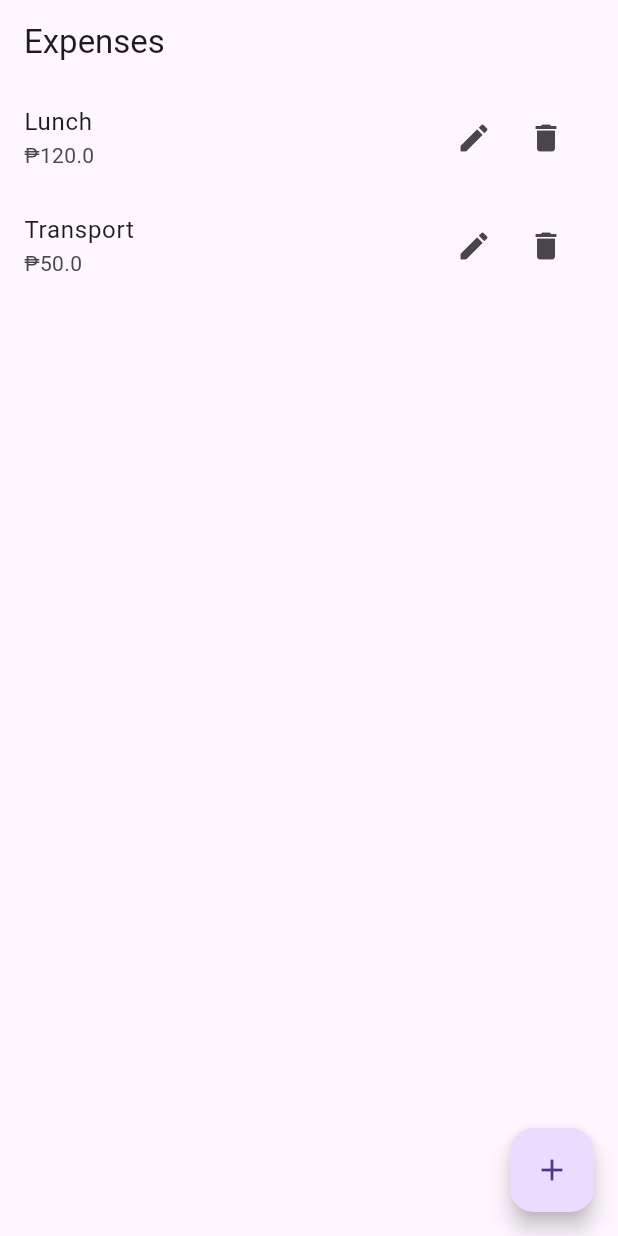
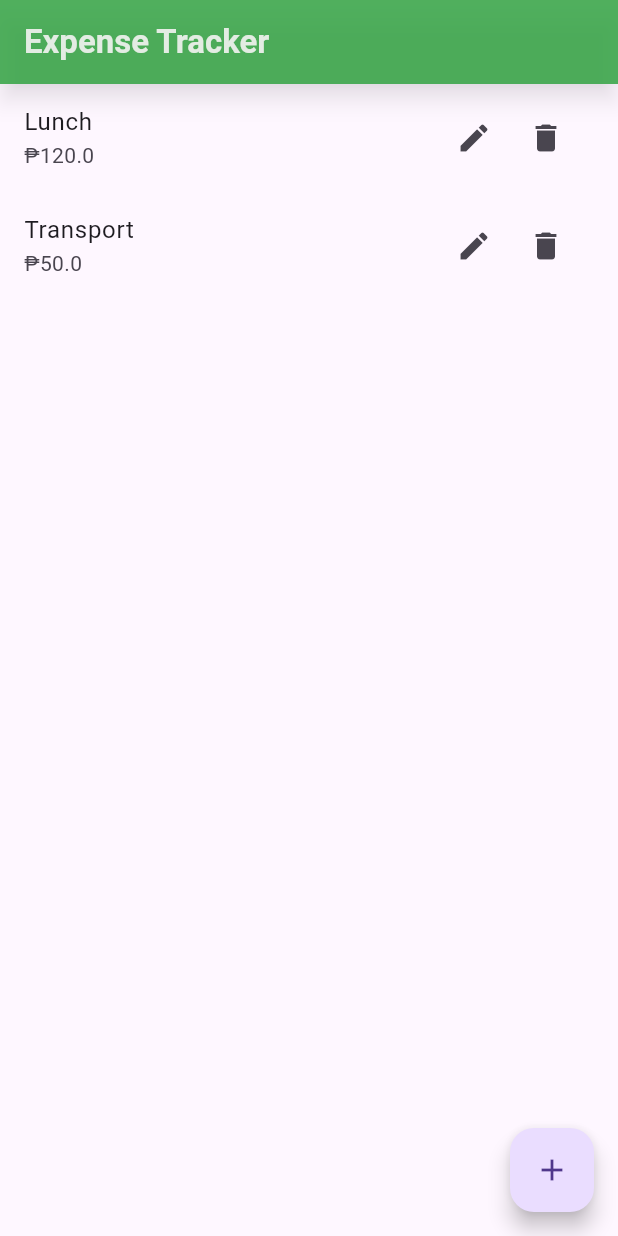
Before and after one commit to NicoJohnSanLorenzo/bsis3a-flutter-sanlorenzo-expensetracker, a Flutter app: the screen it shows after launch, on a phone screen of 412 x 824 dp. Run offline on Flutter 3.47's test engine with Material 3 defaults, Android fonts, the phone set to English and light mode, and no system bars.

Commit message:
Updated Appbar (Home Screen)

```diff
--- a/lib/providers/expenses_provider.dart
+++ b/lib/providers/expenses_provider.dart
@@ -1,7 +1,7 @@
 import 'package:flutter/material.dart';
 import '../models/expense.dart';
 
-class ExpensesProvider with ChangeNotifier {
+class ExpensesProvider with ChangeNotifier { // This creates a class that can "broadcast" updates, notifying the UI to rebuild.
 
   final List<Expense> _expenses = [ //
     Expense(id: "1", title: "Lunch", amount: 120),
@@ -19,7 +19,7 @@
         amount: amount,
       ),
     );
-    notifyListeners();
+    notifyListeners(); // This triggers the "ChangeNotifier."
   }
 
   // READ
--- a/lib/screens/home_screen.dart
+++ b/lib/screens/home_screen.dart
@@ -10,12 +10,22 @@
   Widget build(BuildContext context) {
     return Scaffold(
       appBar: AppBar(
-        title: Text("Expenses"),
+      title: const Text(
+          "Expense Tracker",
+          style: TextStyle(
+          fontWeight: FontWeight.w600,
+          fontSize: 22,
+          color: Color.fromARGB(225, 247, 245, 245)
+        ),
       ),
+    elevation: 6,
+    shadowColor: Colors.black45,
+    backgroundColor: const Color.fromARGB(211, 41, 175, 50),
+),
 
-      body: Consumer<ExpensesProvider>(
-        builder: (context, provider, child) {
-          var expenses = provider.expenses;
+      body: Consumer<ExpensesProvider>( // This looks up widget tree for an instance of "ExpensesProvider."
+        builder: (context, provider, child) { // This is a callback function that runs whenever data changes in "ExpensesProvider."
+          var expenses = provider.expenses; // This extracts a specific list or propety called expenses from the provider to build the UI.
 
           return ListView.builder(
             itemCount: expenses.length,
```
